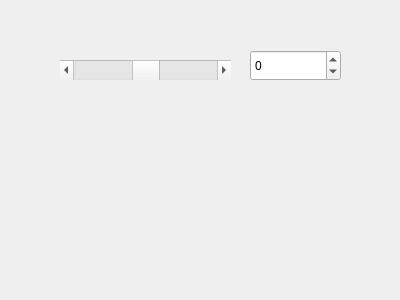
Above: HexapodController/src/mainUI.ui from DaniGuille/RoboticaAvanzada before the change. Below: the same form after it.
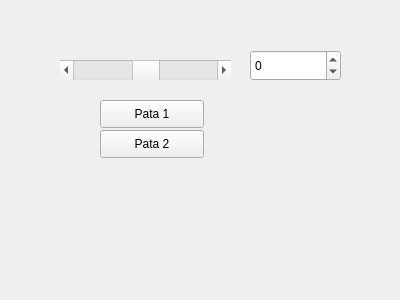
That is the form after the change.

What changed in the file:
```diff
--- a/HexapodController/src/mainUI.ui
+++ b/HexapodController/src/mainUI.ui
@@ -48,6 +48,32 @@
     <enum>Qt::Horizontal</enum>
    </property>
   </widget>
+  <widget class="QPushButton" name="legButton1">
+   <property name="geometry">
+    <rect>
+     <x>100</x>
+     <y>100</y>
+     <width>104</width>
+     <height>28</height>
+    </rect>
+   </property>
+   <property name="text">
+    <string>Pata 1</string>
+   </property>
+  </widget>
+  <widget class="QPushButton" name="legButton2">
+   <property name="geometry">
+    <rect>
+     <x>100</x>
+     <y>130</y>
+     <width>104</width>
+     <height>28</height>
+    </rect>
+   </property>
+   <property name="text">
+    <string>Pata 2</string>
+   </property>
+  </widget>
  </widget>
  <resources/>
  <connections/>
```
